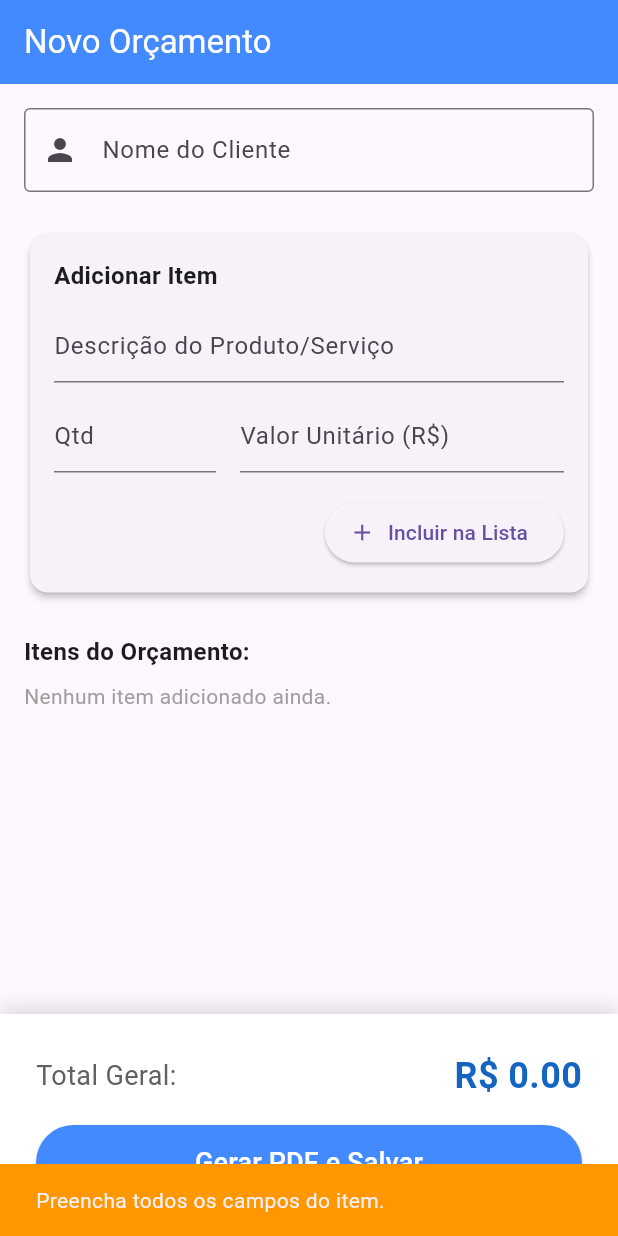
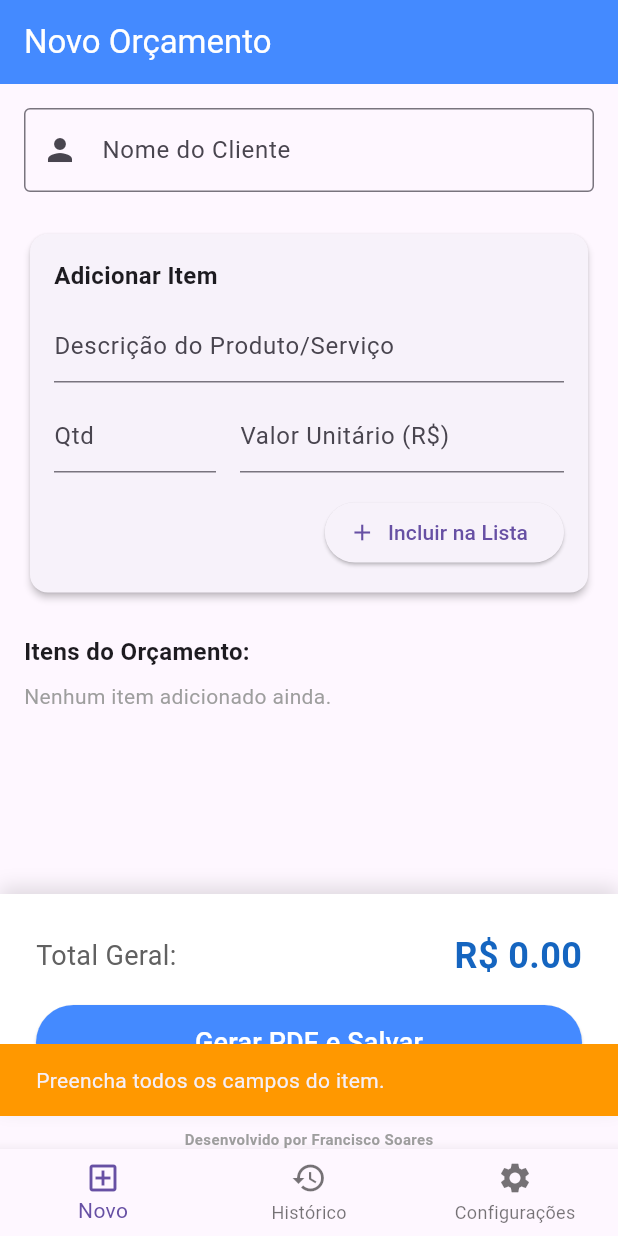
Before and after one commit to Francisco-Emanuel/gerador_orcamentos, a Flutter app: the screen it shows after launch, after a tap on "Incluir na Lista", on a phone screen of 412 x 824 dp. Run offline on Flutter 3.47's test engine with Material 3 defaults, Android fonts, the light colour scheme and no system bars; our stand-ins replace pdf, printing, sqflite; accounts and stored records are empty.

Commit message:
Gemini changes

```diff
--- a/lib/database/database_helper.dart
+++ b/lib/database/database_helper.dart
@@ -3,7 +3,6 @@ import 'package:path/path.dart';
 import '../model/orcamento.dart';
 
 class DatabaseHelper {
-
   static final DatabaseHelper instance = DatabaseHelper._init();
   static Database? _database;
 
@@ -27,7 +26,7 @@ class DatabaseHelper {
   }
 
   Future _createDB(Database db, int version) async {
-    // Tabela de Orçamentos com coluna 'itens' para o JSON
+    // Tabela de Orçamentos
     await db.execute('''
     CREATE TABLE orcamentos (
       id INTEGER PRIMARY KEY AUTOINCREMENT,
@@ -36,20 +35,57 @@ class DatabaseHelper {
       data TEXT NOT NULL,
       itens TEXT NOT NULL
     )
-  ''');
+    ''');
 
-    // Tabela de Catálogo de Produtos
+    // Tabela de Configurações da Empresa (Engrenagem)
     await db.execute('''
-    CREATE TABLE produtos (
-      id INTEGER PRIMARY KEY AUTOINCREMENT,
-      nome TEXT NOT NULL,
-      preco_base REAL NOT NULL
+    CREATE TABLE configuracoes (
+      id INTEGER PRIMARY KEY CHECK (id = 1),
+      nome_empresa TEXT,
+      cnpj TEXT,
+      email TEXT,
+      telefone TEXT,
+      responsavel TEXT
     )
-  ''');
+    ''');
+
+    // Insere uma configuração vazia inicial
+    await db.insert('configuracoes', {
+      'id': 1,
+      'nome_empresa': 'Minha Empresa',
+      'cnpj': '00.000.000/0001-00',
+      'email': 'email@exemplo.com',
+      'telefone': '(00) 00000-0000',
+      'responsavel': 'Seu Nome'
+    });
   }
 
+  // --- MÉTODOS DE ORÇAMENTO ---
   Future<int> insert(Orcamento orcamento) async {
     final db = await instance.database;
     return await db.insert('orcamentos', orcamento.toMap());
   }
+
+  Future<List<Orcamento>> getOrcamentos() async {
+    final db = await instance.database;
+    final result = await db.query('orcamentos', orderBy: 'data DESC');
+    return result.map((json) => Orcamento.fromMap(json)).toList();
+  }
+
+  Future<int> deleteOrcamento(int id) async {
+    final db = await instance.database;
+    return await db.delete('orcamentos', where: 'id = ?', whereArgs: [id]);
+  }
+
+  // --- MÉTODOS DE CONFIGURAÇÃO ---
+  Future<Map<String, dynamic>> getConfiguracao() async {
+    final db = await instance.database;
+    final maps = await db.query('configuracoes', where: 'id = 1');
+    return maps.first;
+  }
+
+  Future<int> updateConfiguracao(Map<String, dynamic> config) async {
+    final db = await instance.database;
+    return await db.update('configuracoes', config, where: 'id = 1');
+  }
 }
--- a/lib/main.dart
+++ b/lib/main.dart
@@ -1,5 +1,5 @@
 import 'package:flutter/material.dart';
-import 'screen/home_page.dart';
+import 'screen/main_navigation.dart';
 
 void main() {
   WidgetsFlutterBinding.ensureInitialized();
@@ -15,8 +15,12 @@ class GeradorOrcamentosApp extends StatelessWidget {
       theme: ThemeData(
         primarySwatch: Colors.blue,
         useMaterial3: true,
+        // Configuração visual para a BottomBar
+        navigationBarTheme: NavigationBarThemeData(
+          indicatorColor: Colors.blue.withOpacity(0.2),
+        ),
       ),
-      home: HomePage(),
+      home: MainNavigation(), // Inicia no Wrapper de navegação
     );
   }
 }
--- /dev/null
+++ b/lib/screen/configuracoes_page.dart
@@ -0,0 +1,68 @@
+import 'package:flutter/material.dart';
+import '../database/database_helper.dart';
+
+class ConfiguracoesPage extends StatefulWidget {
+  @override
+  _ConfiguracoesPageState createState() => _ConfiguracoesPageState();
+}
+
+class _ConfiguracoesPageState extends State<ConfiguracoesPage> {
+  final _formKey = GlobalKey<FormState>();
+  final _nomeController = TextEditingController();
+  final _cnpjController = TextEditingController();
+  final _emailController = TextEditingController();
+  final _telController = TextEditingController();
+  final _respController = TextEditingController();
+
+  @override
+  void initState() {
+    super.initState();
+    _carregarDados();
+  }
+
+  void _carregarDados() async {
+    final dados = await DatabaseHelper.instance.getConfiguracao();
+    setState(() {
+      _nomeController.text = dados['nome_empresa'] ?? '';
+      _cnpjController.text = dados['cnpj'] ?? '';
+      _emailController.text = dados['email'] ?? '';
+      _telController.text = dados['telefone'] ?? '';
+      _respController.text = dados['responsavel'] ?? '';
+    });
+  }
+
+  void _salvar() async {
+    await DatabaseHelper.instance.updateConfiguracao({
+      'nome_empresa': _nomeController.text,
+      'cnpj': _cnpjController.text,
+      'email': _emailController.text,
+      'telefone': _telController.text,
+      'responsavel': _respController.text,
+    });
+    ScaffoldMessenger.of(context).showSnackBar(SnackBar(content: Text('Dados salvos!')));
+  }
+
+  @override
+  Widget build(BuildContext context) {
+    return Scaffold(
+      appBar: AppBar(title: Text('Configurar Empresa'), backgroundColor: Colors.blueAccent, foregroundColor: Colors.white),
+      body: SingleChildScrollView(
+        padding: EdgeInsets.all(16),
+        child: Form(
+          key: _formKey,
+          child: Column(
+            children: [
+              TextField(controller: _nomeController, decoration: InputDecoration(labelText: 'Nome da Empresa')),
+              TextField(controller: _cnpjController, decoration: InputDecoration(labelText: 'CNPJ')),
+              TextField(controller: _emailController, decoration: InputDecoration(labelText: 'E-mail')),
+              TextField(controller: _telController, decoration: InputDecoration(labelText: 'Telefone')),
+              TextField(controller: _respController, decoration: InputDecoration(labelText: 'Responsável')),
+              SizedBox(height: 30),
+              ElevatedButton(onPressed: _salvar, child: Text('Salvar Configurações'))
+            ],
+          ),
+        ),
+      ),
+    );
+  }
+}
--- /dev/null
+++ b/lib/screen/historico_page.dart
@@ -0,0 +1,66 @@
+import 'package:flutter/material.dart';
+import '../database/database_helper.dart';
+import '../model/orcamento.dart';
+import '../service/pdf_service.dart';
+import 'visualizacao_page.dart';
+
+class HistoricoPage extends StatefulWidget {
+  @override
+  _HistoricoPageState createState() => _HistoricoPageState();
+}
+
+class _HistoricoPageState extends State<HistoricoPage> {
+  final PdfService _pdfService = PdfService();
+
+  @override
+  Widget build(BuildContext context) {
+    return Scaffold(
+      appBar: AppBar(title: Text('Histórico'), backgroundColor: Colors.blueAccent, foregroundColor: Colors.white),
+      body: FutureBuilder<List<Orcamento>>(
+        future: DatabaseHelper.instance.getOrcamentos(),
+        builder: (context, snapshot) {
+          if (!snapshot.hasData) return Center(child: CircularProgressIndicator());
+          final lista = snapshot.data!;
+
+          if (lista.isEmpty) return Center(child: Text('Nenhum orçamento salvo.'));
+
+          return ListView.builder(
+            itemCount: lista.length,
+            itemBuilder: (context, index) {
+              final orc = lista[index];
+              return Dismissible(
+                key: Key(orc.id.toString()),
+                direction: DismissDirection.endToStart,
+                background: Container(
+                  color: Colors.red,
+                  alignment: Alignment.centerRight,
+                  padding: EdgeInsets.only(right: 20),
+                  child: Icon(Icons.delete, color: Colors.white),
+                ),
+                onDismissed: (direction) async {
+                  await DatabaseHelper.instance.deleteOrcamento(orc.id!);
+                  ScaffoldMessenger.of(context).showSnackBar(SnackBar(content: Text('Excluído com sucesso')));
+                },
+                child: Card(
+                  margin: EdgeInsets.symmetric(horizontal: 10, vertical: 5),
+                  child: ListTile(
+                    title: Text(orc.cliente, style: TextStyle(fontWeight: FontWeight.bold)),
+                    subtitle: Text('R\$ ${orc.valorTotal.toStringAsFixed(2)} - ${orc.data.split('T')[0]}'),
+                    trailing: Icon(Icons.picture_as_pdf, color: Colors.red),
+                    onTap: () async {
+                      final config = await DatabaseHelper.instance.getConfiguracao();
+                      final pdfBytes = await _pdfService.gerarOrcamentoPdf(orc.cliente, orc.valorTotal, orc.itens, config);
+                      Navigator.push(context, MaterialPageRoute(
+                        builder: (context) => VisualizacaoPage(pdfBytes: pdfBytes, nomeArquivo: 'orcamento_${orc.cliente}.pdf'),
+                      ));
+                    },
+                  ),
+                ),
+              );
+            },
+          );
+        },
+      ),
+    );
+  }
+}
--- /dev/null
+++ b/lib/screen/main_navigation.dart
@@ -0,0 +1,47 @@
+import 'package:flutter/material.dart';
+import 'home_page.dart';
+import 'historico_page.dart';
+import 'configuracoes_page.dart';
+
+class MainNavigation extends StatefulWidget {
+  @override
+  _MainNavigationState createState() => _MainNavigationState();
+}
+
+class _MainNavigationState extends State<MainNavigation> {
+  int _currentIndex = 0;
+
+  final List<Widget> _screens = [
+    HomePage(),
+    HistoricoPage(),
+    ConfiguracoesPage(), // Nova tela
+  ];
+
+  @override
+  Widget build(BuildContext context) {
+    return Scaffold(
+      body: IndexedStack(index: _currentIndex, children: _screens),
+      bottomNavigationBar: Column(
+        mainAxisSize: MainAxisSize.min,
+        children: [
+          Padding(
+            padding: const EdgeInsets.only(top: 8.0),
+            child: Text(
+              'Desenvolvido por Francisco Soares',
+              style: TextStyle(fontSize: 10, color: Colors.grey, fontWeight: FontWeight.bold),
+            ),
+          ),
+          BottomNavigationBar(
+            currentIndex: _currentIndex,
+            onTap: (index) => setState(() => _currentIndex = index),
+            items: [
+              BottomNavigationBarItem(icon: Icon(Icons.add_box_outlined), label: 'Novo'),
+              BottomNavigationBarItem(icon: Icon(Icons.history), label: 'Histórico'),
+              BottomNavigationBarItem(icon: Icon(Icons.settings), label: 'Configurações'),
+            ],
+          ),
+        ],
+      ),
+    );
+  }
+}
```
Also changed, not shown: lib/service/pdf_service.dart (+34 -52 lines).
